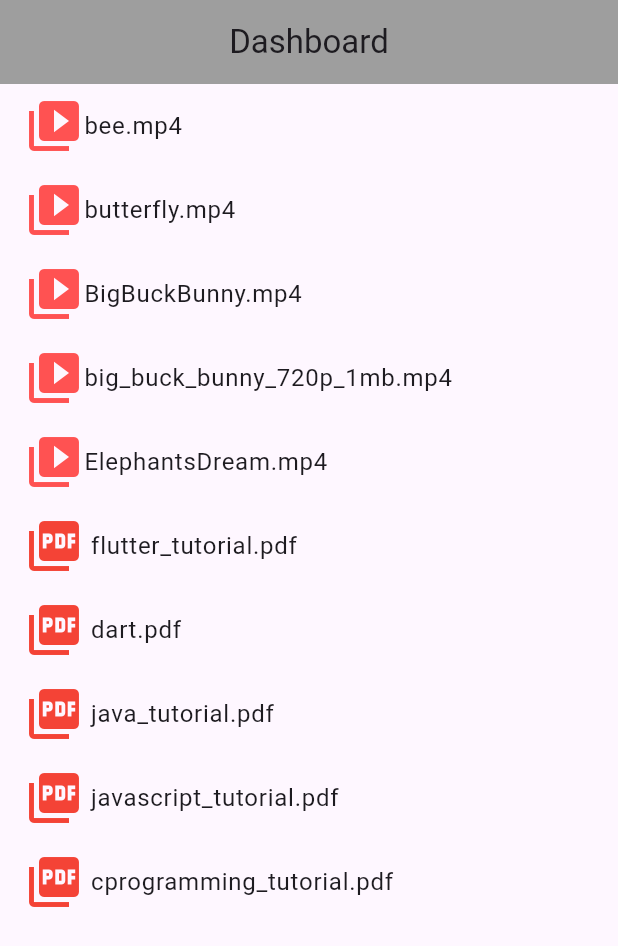
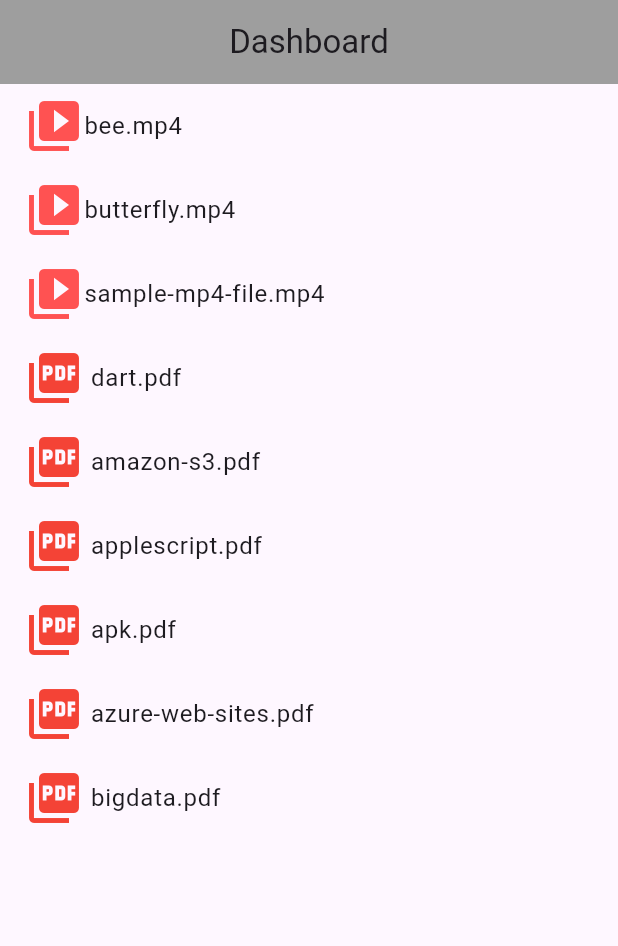
Before and after one commit to swatikawale/Flutter-Machine-Test, a Flutter app: the screen it shows after launch, on a phone screen of 412 x 824 dp. Shown: the top 946 px of the screen. Run offline on Flutter 3.47's test engine with Material 3 defaults, Android fonts, the phone set to English and light mode, and no system bars; our stand-ins replace chewie, video_player; missing offline and left inert: flutter_pdfview.

Commit message:
first commit

```diff
--- a/lib/main.dart
+++ b/lib/main.dart
@@ -25,20 +25,19 @@
 class DashboardScreen extends StatelessWidget {
   final List<String> videos = [
     'https://flutter.github.io/assets-for-api-docs/assets/videos/bee.mp4',
-    'https://flutter.github.io/assets-for-api-docs/assets/videos/butterfly.mp4',
-    'http://commondatastorage.googleapis.com/gtv-videos-bucket/sample/BigBuckBunny.mp4',
-    'https://www.sample-videos.com/video123/mp4/720/big_buck_bunny_720p_1mb.mp4',
-    'http://commondatastorage.googleapis.com/gtv-videos-bucket/sample/ElephantsDream.mp4',
+      'https://flutter.github.io/assets-for-api-docs/assets/videos/butterfly.mp4',
+      'https://www.learningcontainer.com/wp-content/uploads/2020/05/sample-mp4-file.mp4',
 
     // Add more video URLs here
   ];
 
   final List<String> pdfs = [
-    'https://www.tutorialspoint.com/flutter/flutter_tutorial.pdf',
     'https://riptutorial.com/Download/dart.pdf',
-    'https://www.tutorialspoint.com/java/java_tutorial.pdf',
-    'https://www.tutorialspoint.com/javascript/javascript_tutorial.pdf',
-    'https://www.tutorialspoint.com/cprogramming/cprogramming_tutorial.pdf',
+    'https://riptutorial.com/Download/amazon-s3.pdf',
+    'https://riptutorial.com/Download/applescript.pdf',
+    'https://riptutorial.com/Download/apk.pdf',
+    'https://riptutorial.com/Download/azure-web-sites.pdf',
+    'https://riptutorial.com/Download/bigdata.pdf',
     // Add more PDF URLs here
   ];
 
--- a/pubspec.yaml
+++ b/pubspec.yaml
@@ -64,8 +64,7 @@
   uses-material-design: true
 
   # To add assets to your application, add an assets section, like this:
-  assets:
-      - asset/
+  #assets:
   #   - images/a_dot_burr.jpeg
   #   - images/a_dot_ham.jpeg
 
```
